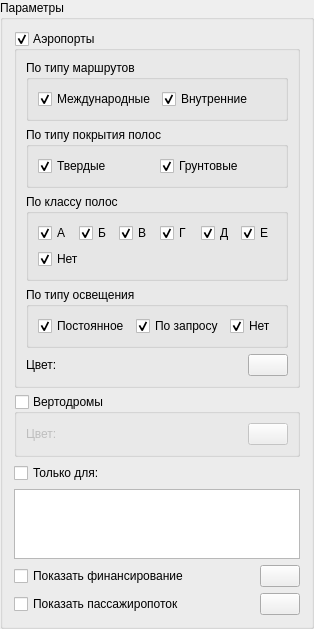
Above: src/control_panel.ui from PFedorovMsk/AirportMap before the change. Below: the same form after it.
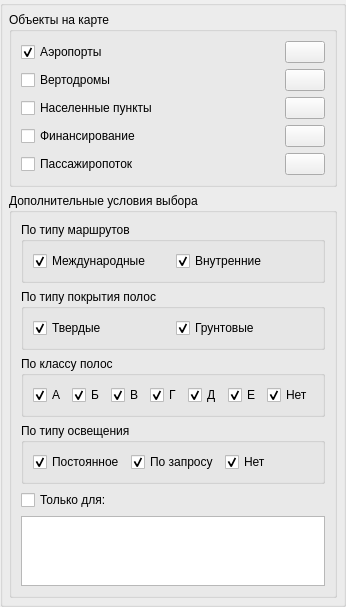
That is the form after the change. Custom widgets are drawn as their Qt base class.

Diff of the .ui file:
```diff
--- a/src/control_panel.ui
+++ b/src/control_panel.ui
@@ -6,8 +6,8 @@
    <rect>
     <x>0</x>
     <y>0</y>
-    <width>278</width>
-    <height>582</height>
+    <width>317</width>
+    <height>564</height>
    </rect>
   </property>
   <property name="sizePolicy">
@@ -20,28 +20,243 @@
    <string>GroupBox</string>
   </property>
   <property name="title">
-   <string>Параметры</string>
+   <string/>
   </property>
   <property name="flat">
-   <bool>false</bool>
+   <bool>true</bool>
   </property>
-  <layout class="QVBoxLayout" name="verticalLayout_4">
+  <layout class="QVBoxLayout" name="verticalLayout_3">
+   <property name="spacing">
+    <number>6</number>
+   </property>
+   <property name="leftMargin">
+    <number>6</number>
+   </property>
+   <property name="topMargin">
+    <number>6</number>
+   </property>
+   <property name="rightMargin">
+    <number>6</number>
+   </property>
+   <property name="bottomMargin">
+    <number>6</number>
+   </property>
    <item>
-    <widget class="QGroupBox" name="gbAirports">
-     <property name="sizePolicy">
-      <sizepolicy hsizetype="Minimum" vsizetype="Preferred">
-       <horstretch>0</horstretch>
-       <verstretch>0</verstretch>
-      </sizepolicy>
-     </property>
+    <widget class="QGroupBox" name="groupBox_6">
      <property name="title">
-      <string>Аэропорты</string>
-     </property>
-     <property name="checkable">
-      <bool>true</bool>
+      <string>Объекты на карте</string>
      </property>
      <layout class="QVBoxLayout" name="verticalLayout_2">
       <item>
+       <layout class="QHBoxLayout" name="horizontalLayout_19">
+        <item>
+         <widget class="QCheckBox" name="cbAirports">
+          <property name="text">
+           <string>Аэропорты</string>
+          </property>
+          <property name="checked">
+           <bool>true</bool>
+          </property>
+         </widget>
+        </item>
+        <item>
+         <spacer name="horizontalSpacer_5">
+          <property name="orientation">
+           <enum>Qt::Horizontal</enum>
+          </property>
+          <property name="sizeHint" stdset="0">
+           <size>
+            <width>40</width>
+            <height>20</height>
+           </size>
+          </property>
+         </spacer>
+        </item>
+        <item>
+         <widget class="ColorSelectButton" name="btnAirportsColor">
+          <property name="sizePolicy">
+           <sizepolicy hsizetype="Preferred" vsizetype="Preferred">
+            <horstretch>0</horstretch>
+            <verstretch>0</verstretch>
+           </sizepolicy>
+          </property>
+          <property name="text">
+           <string/>
+          </property>
+         </widget>
+        </item>
+       </layout>
+      </item>
+      <item>
+       <layout class="QHBoxLayout" name="horizontalLayout_22">
+        <item>
+         <widget class="QCheckBox" name="cbHeliports">
+          <property name="text">
+           <string>Вертодромы</string>
+          </property>
+          <property name="checked">
+           <bool>false</bool>
+          </property>
+         </widget>
+        </item>
+        <item>
+         <spacer name="horizontalSpacer_6">
+          <property name="orientation">
+           <enum>Qt::Horizontal</enum>
+          </property>
+          <property name="sizeHint" stdset="0">
+           <size>
+            <width>40</width>
+            <height>20</height>
+           </size>
+          </property>
+         </spacer>
+        </item>
+        <item>
+         <widget class="ColorSelectButton" name="btnHeliportsColor">
+          <property name="sizePolicy">
+           <sizepolicy hsizetype="Preferred" vsizetype="Preferred">
+            <horstretch>0</horstretch>
+            <verstretch>0</verstretch>
+           </sizepolicy>
+          </property>
+          <property name="text">
+           <string/>
+          </property>
+         </widget>
+        </item>
+       </layout>
+      </item>
+      <item>
+       <layout class="QHBoxLayout" name="horizontalLayout_23">
+        <item>
+         <widget class="QCheckBox" name="cbCities">
+          <property name="text">
+           <string>Населенные пункты</string>
+          </property>
+          <property name="checked">
+           <bool>false</bool>
+          </property>
+         </widget>
+        </item>
+        <item>
+         <spacer name="horizontalSpacer_7">
+          <property name="orientation">
+           <enum>Qt::Horizontal</enum>
+          </property>
+          <property name="sizeHint" stdset="0">
+           <size>
+            <width>40</width>
+            <height>20</height>
+           </size>
+          </property>
+         </spacer>
+        </item>
+        <item>
+         <widget class="ColorSelectButton" name="btnCitiesColor">
+          <property name="sizePolicy">
+           <sizepolicy hsizetype="Preferred" vsizetype="Preferred">
+            <horstretch>0</horstretch>
+            <verstretch>0</verstretch>
+           </sizepolicy>
+          </property>
+          <property name="text">
+           <string/>
+          </property>
+         </widget>
+        </item>
+       </layout>
+      </item>
+      <item>
+       <layout class="QHBoxLayout" name="horizontalLayout_18">
+        <item>
+         <widget class="QCheckBox" name="cbFinancing">
+          <property name="text">
+           <string>Финансирование</string>
+          </property>
+          <property name="checked">
+           <bool>false</bool>
+          </property>
+         </widget>
+        </item>
+        <item>
+         <spacer name="horizontalSpacer_2">
+          <property name="orientation">
+           <enum>Qt::Horizontal</enum>
+          </property>
+          <property name="sizeHint" stdset="0">
+           <size>
+            <width>40</width>
+            <height>20</height>
+           </size>
+          </property>
+         </spacer>
+        </item>
+        <item>
+         <widget class="ColorSelectButton" name="btnFinancingColor">
+          <property name="sizePolicy">
+           <sizepolicy hsizetype="Preferred" vsizetype="Preferred">
+            <horstretch>0</horstretch>
+            <verstretch>0</verstretch>
+           </sizepolicy>
+          </property>
+          <property name="text">
+           <string/>
+          </property>
+         </widget>
+        </item>
+       </layout>
+      </item>
+      <item>
+       <layout class="QHBoxLayout" name="horizontalLayout_17">
+        <item>
+         <widget class="QCheckBox" name="cbTraffic">
+          <property name="text">
+           <string>Пассажиропоток</string>
+          </property>
+          <property name="checked">
+           <bool>false</bool>
+          </property>
+         </widget>
+        </item>
+        <item>
+         <spacer name="horizontalSpacer_3">
+          <property name="orientation">
+           <enum>Qt::Horizontal</enum>
+          </property>
+          <property name="sizeHint" stdset="0">
+           <size>
+            <width>40</width>
+            <height>20</height>
+           </size>
+          </property>
+         </spacer>
+        </item>
+        <item>
+         <widget class="ColorSelectButton" name="btnTrafficColor">
+          <property name="sizePolicy">
+           <sizepolicy hsizetype="Preferred" vsizetype="Preferred">
+            <horstretch>0</horstretch>
+            <verstretch>0</verstretch>
+           </sizepolicy>
+          </property>
+          <property name="text">
+           <string/>
+          </property>
+         </widget>
+        </item>
+       </layout>
+      </item>
+     </layout>
+    </widget>
+   </item>
+   <item>
+    <widget class="QGroupBox" name="groupBox">
+     <property name="title">
+      <string>Дополнительные условия выбора</string>
+     </property>
+     <layout class="QVBoxLayout" name="verticalLayout_4">
+      <item>
        <widget class="QGroupBox" name="groupBox_2">
         <property name="sizePolicy">
          <sizepolicy hsizetype="Minimum" vsizetype="Preferred">
@@ -185,18 +400,18 @@
              </property>
             </widget>
            </item>
+           <item>
+            <widget class="QCheckBox" name="cbRunwayNo">
+             <property name="text">
+              <string>Нет</string>
+             </property>
+             <property name="checked">
+              <bool>true</bool>
+             </property>
+            </widget>
+           </item>
           </layout>
          </item>
-         <item>
-          <widget class="QCheckBox" name="cbAirportsRunwayNo">
-           <property name="text">
-            <string>Нет</string>
-           </property>
-           <property name="checked">
-            <bool>true</bool>
-           </property>
-          </widget>
-         </item>
         </layout>
        </widget>
       </item>
@@ -246,233 +461,38 @@
        </widget>
       </item>
       <item>
-       <layout class="QHBoxLayout" name="horizontalLayout_16">
-        <item>
-         <widget class="QLabel" name="label">
-          <property name="text">
-           <string>Цвет:</string>
-          </property>
-         </widget>
-        </item>
-        <item>
-         <spacer name="horizontalSpacer">
-          <property name="orientation">
-           <enum>Qt::Horizontal</enum>
-          </property>
-          <property name="sizeHint" stdset="0">
-           <size>
-            <width>40</width>
-            <height>20</height>
-           </size>
-          </property>
-         </spacer>
-        </item>
-        <item>
-         <widget class="ColorSelectButton" name="btnAirportsColor">
-          <property name="sizePolicy">
-           <sizepolicy hsizetype="Preferred" vsizetype="Preferred">
-            <horstretch>0</horstretch>
-            <verstretch>0</verstretch>
-           </sizepolicy>
-          </property>
-          <property name="text">
-           <string/>
-          </property>
-         </widget>
-        </item>
-       </layout>
-      </item>
-     </layout>
-    </widget>
-   </item>
-   <item>
-    <widget class="QGroupBox" name="gbHeliports">
-     <property name="sizePolicy">
-      <sizepolicy hsizetype="Minimum" vsizetype="Preferred">
-       <horstretch>0</horstretch>
-       <verstretch>0</verstretch>
-      </sizepolicy>
-     </property>
-     <property name="title">
-      <string>Вертодромы</string>
-     </property>
-     <property name="checkable">
-      <bool>true</bool>
-     </property>
-     <property name="checked">
-      <bool>false</bool>
-     </property>
-     <layout class="QVBoxLayout" name="verticalLayout_3">
-      <item>
-       <layout class="QHBoxLayout" name="horizontalLayout_20"/>
-      </item>
-      <item>
-       <layout class="QHBoxLayout" name="horizontalLayout_21">
-        <item>
-         <widget class="QLabel" name="label_2">
-          <property name="text">
-           <string>Цвет:</string>
-          </property>
-         </widget>
-        </item>
-        <item>
-         <spacer name="horizontalSpacer_4">
-          <property name="orientation">
-           <enum>Qt::Horizontal</enum>
-          </property>
-          <property name="sizeHint" stdset="0">
-           <size>
-            <width>40</width>
-            <height>20</height>
-           </size>
-          </property>
-         </spacer>
-        </item>
-        <item>
-         <widget class="ColorSelectButton" name="btnHeliportsColor">
-          <property name="sizePolicy">
-           <sizepolicy hsizetype="Preferred" vsizetype="Preferred">
-            <horstretch>0</horstretch>
-            <verstretch>0</verstretch>
-           </sizepolicy>
-          </property>
-          <property name="text">
-           <string/>
-          </property>
-         </widget>
-        </item>
-       </layout>
-      </item>
-     </layout>
-    </widget>
-   </item>
-   <item>
-    <layout class="QVBoxLayout" name="verticalLayout_5">
-     <item>
-      <widget class="QCheckBox" name="cbAirportsOnlyFor">
-       <property name="text">
-        <string>Только для:</string>
-       </property>
-      </widget>
-     </item>
-     <item>
-      <widget class="QTreeWidget" name="treeRegions">
-       <property name="enabled">
-        <bool>true</bool>
-       </property>
-       <property name="sizePolicy">
-        <sizepolicy hsizetype="Preferred" vsizetype="Preferred">
-         <horstretch>0</horstretch>
-         <verstretch>0</verstretch>
-        </sizepolicy>
-       </property>
-       <property name="horizontalScrollBarPolicy">
-        <enum>Qt::ScrollBarAsNeeded</enum>
-       </property>
-       <attribute name="headerVisible">
-        <bool>false</bool>
-       </attribute>
-       <column>
+       <widget class="QCheckBox" name="cbOnlyFor">
         <property name="text">
-         <string notr="true">1</string>
+         <string>Только для:</string>
         </property>
-       </column>
-      </widget>
-     </item>
-    </layout>
-   </item>
-   <item>
-    <layout class="QHBoxLayout" name="horizontalLayout_18">
-     <item>
-      <widget class="QCheckBox" name="cbAirportsFinancing">
-       <property name="text">
-        <string>Показать финансирование</string>
-       </property>
-       <property name="checked">
-        <bool>false</bool>
-       </property>
-      </widget>
-     </item>
-     <item>
-      <spacer name="horizontalSpacer_2">
-       <property name="orientation">
-        <enum>Qt::Horizontal</enum>
-       </property>
-       <property name="sizeHint" stdset="0">
-        <size>
-         <width>40</width>
-         <height>20</height>
-        </size>
-       </property>
-      </spacer>
-     </item>
-     <item>
-      <widget class="ColorSelectButton" name="btnAirportsFinancingColor">
-       <property name="sizePolicy">
-        <sizepolicy hsizetype="Preferred" vsizetype="Preferred">
-         <horstretch>0</horstretch>
-         <verstretch>0</verstretch>
-        </sizepolicy>
-       </property>
-       <property name="text">
-        <string/>
-       </property>
-      </widget>
-     </item>
-    </layout>
-   </item>
-   <item>
-    <layout class="QHBoxLayout" name="horizontalLayout_17">
-     <item>
-      <widget class="QCheckBox" name="cbAirportsTraffic">
-       <property name="text">
-        <string>Показать пассажиропоток</string>
-       </property>
-       <property name="checked">
-        <bool>false</bool>
-       </property>
-      </widget>
-     </item>
-     <item>
-      <spacer name="horizontalSpacer_3">
-       <property name="orientation">
-        <enum>Qt::Horizontal</enum>
-       </property>
-       <property name="sizeHint" stdset="0">
-        <size>
-         <width>40</width>
-         <height>20</height>
-        </size>
-       </property>
-      </spacer>
-     </item>
-     <item>
-      <widget class="ColorSelectButton" name="btnAirportsTrafficColor">
-       <property name="sizePolicy">
-        <sizepolicy hsizetype="Preferred" vsizetype="Preferred">
-         <horstretch>0</horstretch>
-         <verstretch>0</verstretch>
-        </sizepolicy>
-       </property>
-       <property name="text">
-        <string/>
-       </property>
-      </widget>
-     </item>
-    </layout>
-   </item>
-   <item>
-    <spacer name="verticalSpacer">
-     <property name="orientation">
-      <enum>Qt::Vertical</enum>
-     </property>
-     <property name="sizeHint" stdset="0">
-      <size>
-       <width>20</width>
-       <height>1</height>
-      </size>
-     </property>
-    </spacer>
+       </widget>
+      </item>
+      <item>
+       <widget class="QTreeWidget" name="treeRegions">
+        <property name="enabled">
+         <bool>true</bool>
+        </property>
+        <property name="sizePolicy">
+         <sizepolicy hsizetype="Expanding" vsizetype="Expanding">
+          <horstretch>0</horstretch>
+          <verstretch>0</verstretch>
+         </sizepolicy>
+        </property>
+        <property name="horizontalScrollBarPolicy">
+         <enum>Qt::ScrollBarAsNeeded</enum>
+        </property>
+        <attribute name="headerVisible">
+         <bool>false</bool>
+        </attribute>
+        <column>
+         <property name="text">
+          <string notr="true">1</string>
+         </property>
+        </column>
+       </widget>
+      </item>
+     </layout>
+    </widget>
    </item>
   </layout>
  </widget>
```
Left out of the diff: 26 changed lines with no effect on the pictures.
